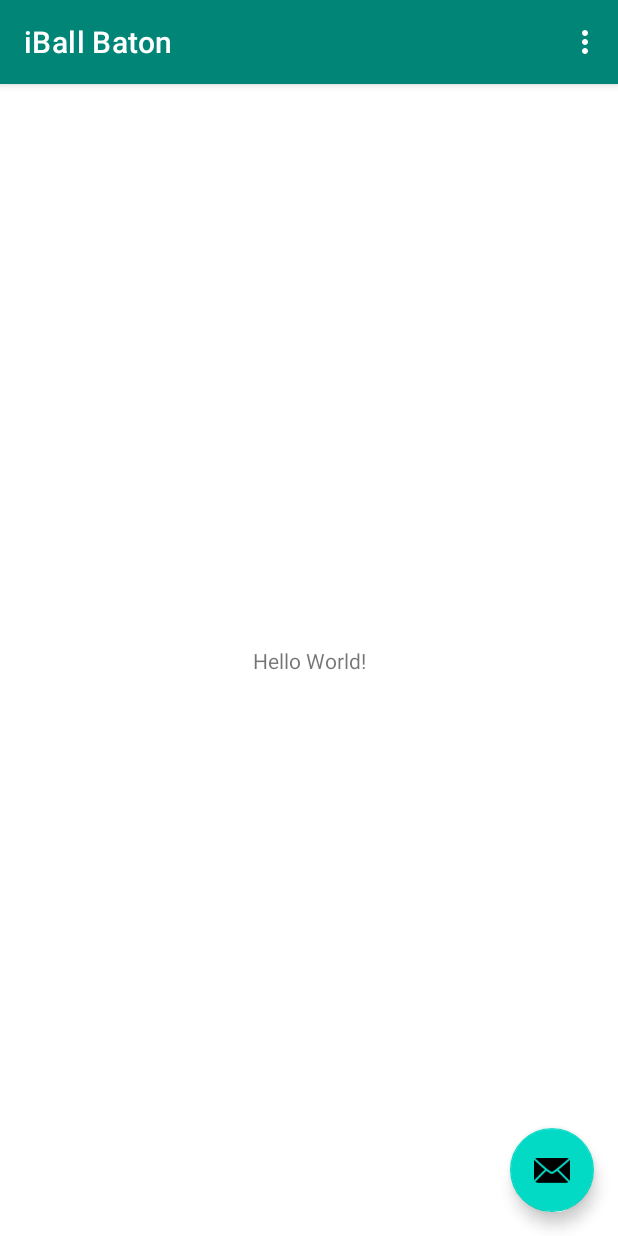
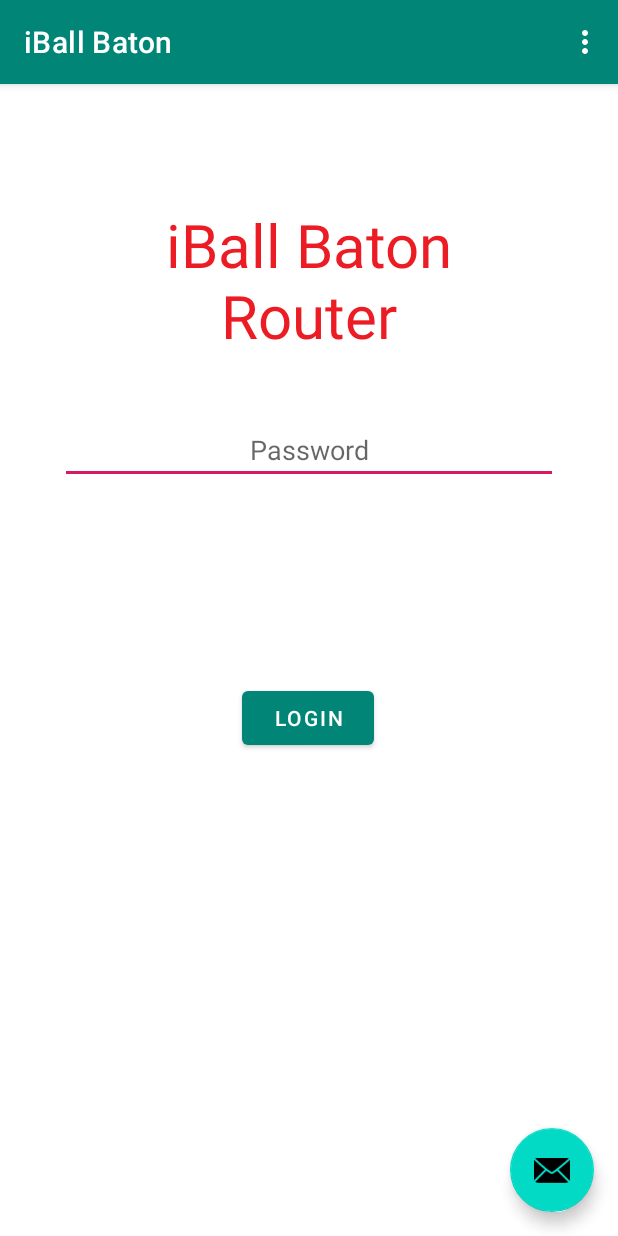
Before and after one commit to ShanuDey/iBall-Router-App, an Android app: the screen it shows after launch (MainActivity), on a phone screen of 412 x 824 dp. Run offline under Robolectric (Android 15) with nearby library versions, the phone set to English and light mode, and no system bars.

Commit message:
Design Login Layout
Signed-off-by: ShanuDey <sd4shanudey@gmail.com>

```diff
--- a/app/src/main/res/layout/content_main.xml
+++ b/app/src/main/res/layout/content_main.xml
@@ -9,12 +9,42 @@
     tools:showIn="@layout/activity_main">
 
     <TextView
+        android:id="@+id/textView"
+        android:layout_width="match_parent"
+        android:layout_height="wrap_content"
+        android:layout_marginTop="80dp"
+        android:text="@string/tv_iball_baton_nrouter"
+        android:textAlignment="center"
+        android:textColor="@color/iballRed"
+        android:textSize="40sp"
+        app:layout_constraintEnd_toEndOf="parent"
+        app:layout_constraintHorizontal_bias="0.0"
+        app:layout_constraintStart_toStartOf="parent"
+        app:layout_constraintTop_toTopOf="parent" />
+
+    <com.google.android.material.textfield.TextInputEditText
+        android:id="@+id/et_password"
+        android:layout_width="match_parent"
+        android:layout_height="wrap_content"
+        android:layout_margin="40sp"
+        android:layout_marginTop="168dp"
+        android:hint="@string/et_password_hint"
+        android:textAlignment="center"
+        app:layout_constraintEnd_toEndOf="parent"
+        app:layout_constraintStart_toStartOf="parent"
+        app:layout_constraintTop_toBottomOf="@+id/textView" />
+
+    <Button
+        android:id="@+id/button"
         android:layout_width="wrap_content"
         android:layout_height="wrap_content"
-        android:text="Hello World!"
+        android:layout_marginTop="16dp"
+        android:text="@string/btn_login"
         app:layout_constraintBottom_toBottomOf="parent"
-        app:layout_constraintLeft_toLeftOf="parent"
-        app:layout_constraintRight_toRightOf="parent"
-        app:layout_constraintTop_toTopOf="parent" />
+        app:layout_constraintEnd_toEndOf="parent"
+        app:layout_constraintHorizontal_bias="0.498"
+        app:layout_constraintStart_toStartOf="parent"
+        app:layout_constraintTop_toBottomOf="@+id/et_password"
+        app:layout_constraintVertical_bias="0.266" />
 
 </androidx.constraintlayout.widget.ConstraintLayout>
--- a/app/src/main/res/values/colors.xml
+++ b/app/src/main/res/values/colors.xml
@@ -3,4 +3,5 @@
     <color name="colorPrimary">#008577</color>
     <color name="colorPrimaryDark">#00574B</color>
     <color name="colorAccent">#D81B60</color>
+    <color name="iballRed">#EC1C24</color>
 </resources>
--- a/app/src/main/res/values/strings.xml
+++ b/app/src/main/res/values/strings.xml
@@ -1,4 +1,8 @@
 <resources>
     <string name="app_name">iBall Baton</string>
     <string name="action_settings">Settings</string>
+    <string name="btn_clear">Clear</string>
+    <string name="btn_login">Login</string>
+    <string name="et_password_hint">Password</string>
+    <string name="tv_iball_baton_nrouter">iBall Baton\nRouter</string>
 </resources>
```
